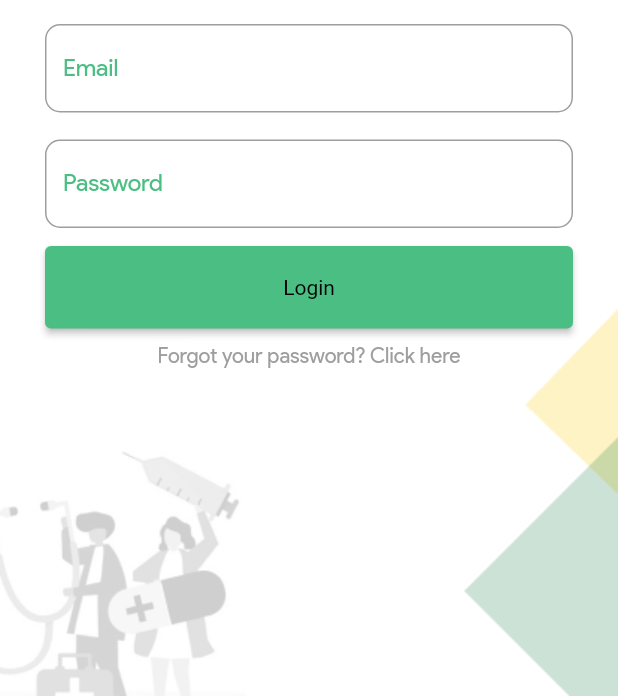
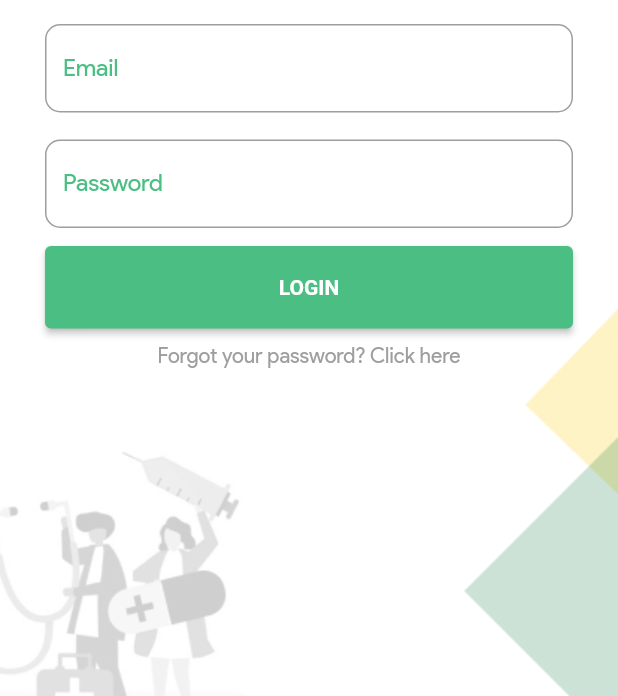
Before and after one commit to heypauleen/mobile_capstone_project, a Flutter app: the screen it shows after launch, on a phone screen of 412 x 824 dp, the part 540-1236 px from its top. Run offline on Flutter 3.47's test engine with Material 2 defaults, Android fonts, the phone set to English and light mode, and no system bars; our stand-ins replace cloud_firestore, dot_navigation_bar, firebase_auth, firebase_core, flutter_riverpod, freezed_annotation and 1 more; accounts and stored records are empty.

Commit message:
minor tweak to login button

```diff
--- a/lib/view/sign_in.dart
+++ b/lib/view/sign_in.dart
@@ -128,7 +128,11 @@ class _SignInState extends ConsumerState<SignIn> {
                         await showErrorDialog(context, 'Authentication Error');
                       }
                     },
-                    child: const Text('Login'),
+                    child: const Text(
+                      'LOGIN',
+                      style: TextStyle(
+                          color: Colors.white, fontWeight: FontWeight.bold),
+                    ),
                   ),
                 ),
                 Center(
```
